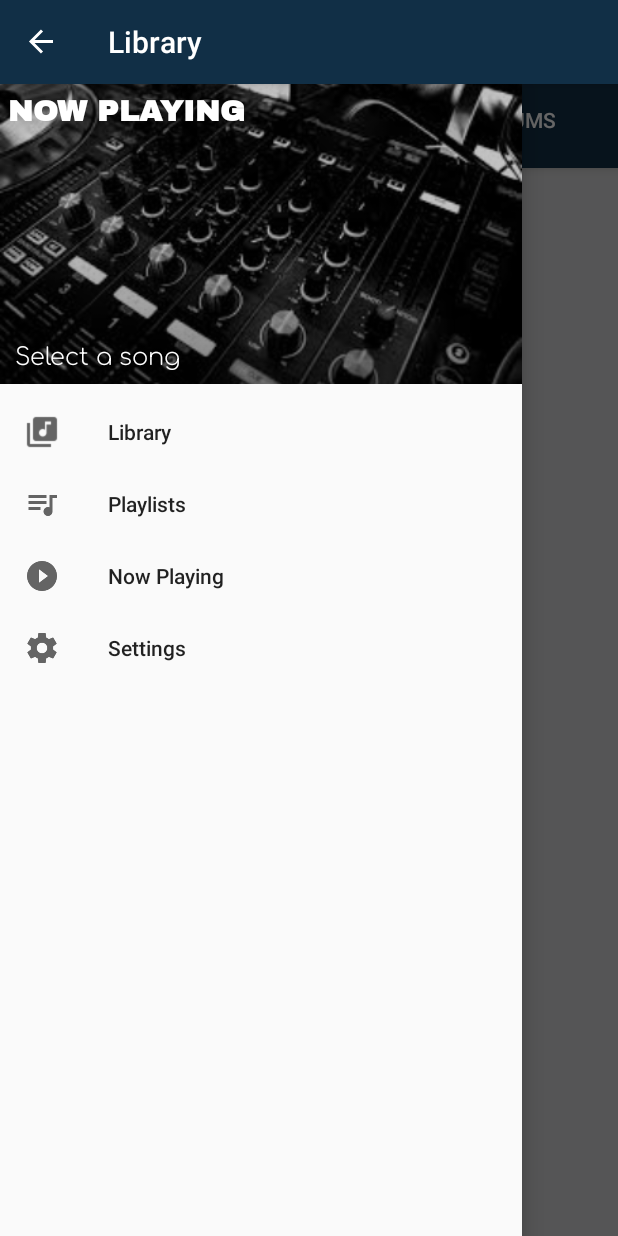
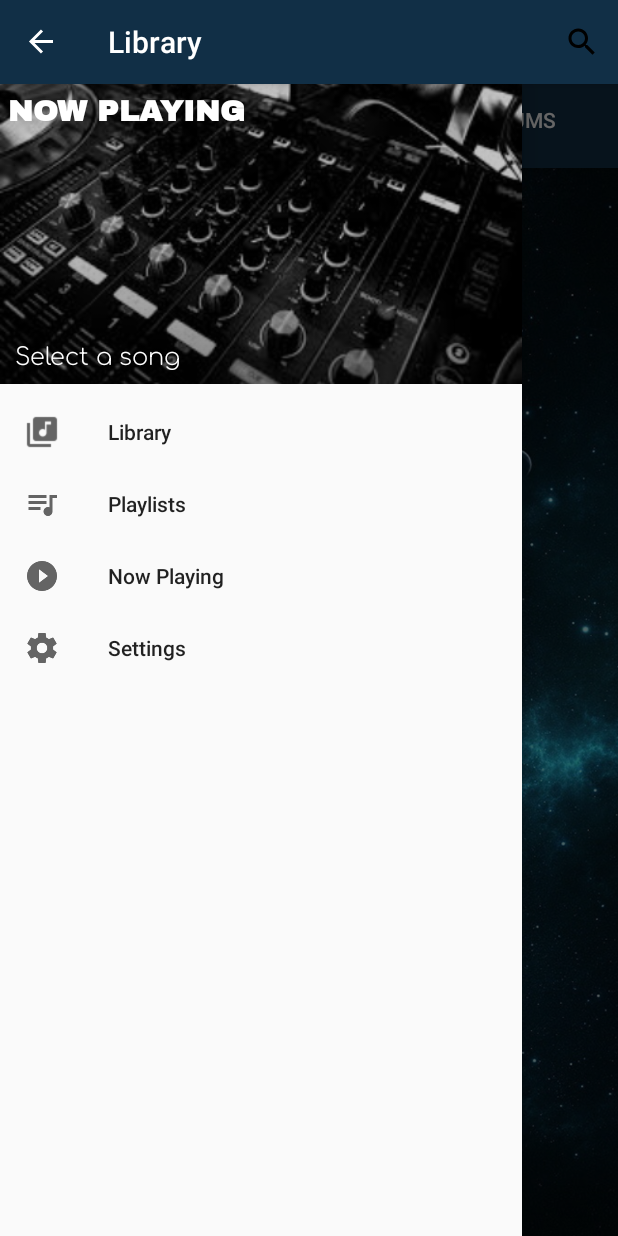
Before and after one commit to HollerAN1/SmartMusicPlayer, an Android app: the SPMainActivity screen opened directly, with no data from a screen before it, with the side drawer open, on a phone screen of 412 x 824 dp. Run offline under Robolectric (Android 15) with nearby library versions, the phone set to English and light mode, and no system bars; our stand-ins replace Picasso, Room's generated code; libraries missing offline, so code that uses them is left out: com.amulyakhare.textdrawable, com.wnafee.vector, jp.wasabeef.recyclerview; Roboto replaces fonts that are not available here; 4 statements that could not run were skipped.

Commit message:
Began adding search functionality. Fixed db and song loading issue

```diff
--- a/app/src/main/java/com/smartmusic/android/smartmusicplayer/SPMainActivity.java
+++ b/app/src/main/java/com/smartmusic/android/smartmusicplayer/SPMainActivity.java
@@ -1,5 +1,7 @@
 package com.smartmusic.android.smartmusicplayer;
 
+import android.app.SearchManager;
+import android.app.SearchableInfo;
 import android.content.ComponentName;
 import android.content.Context;
 import android.content.Intent;
@@ -17,10 +19,13 @@ import android.os.Bundle;
 import android.util.Log;
 import android.view.Gravity;
 import android.view.LayoutInflater;
+import android.view.Menu;
+import android.view.MenuInflater;
 import android.view.MenuItem;
 import android.view.View;
 import android.widget.ImageView;
 import android.widget.LinearLayout;
+import android.widget.SearchView;
 import android.widget.TextView;
 
 import com.smartmusic.android.smartmusicplayer.database.SPRepository;
@@ -98,16 +103,9 @@ public class SPMainActivity
         super.onCreate(savedInstanceState);
         setContentView(R.layout.activity_smmain);
 
+        handleIntent(getIntent());
+
         repository = new SPRepository(this);
-
-//        //Initializes the custom action bar layout
-//        LayoutInflater mInflater = LayoutInflater.from(this);
-//        View mCustomView = mInflater.inflate(R.layout.smart_player_action_bar, null);
-//        getSupportActionBar().setCustomView(mCustomView);
-        getSupportActionBar().setDisplayShowCustomEnabled(true);
-//
-//        TextView tv = mCustomView.findViewById(R.id.title_text);
-//        tv.setText("Library");
 
         getSupportActionBar().setTitle(R.string.LIBRARY);
 
@@ -159,6 +157,7 @@ public class SPMainActivity
             transaction.add(R.id.fragment_container, library, getResources().getString(R.string.LIBRARY_TAG));
             transaction.commit();
         }
+
     }
     /*-------------------------------------- ON CREATE METHOD ENDS -----------------------------------------*/
 
@@ -233,19 +232,24 @@ public class SPMainActivity
     }
 
 
-    //Create 3 dot options menu in corner
-//    @Override
-//    public boolean onCreateOptionsMenu(Menu menu) {
-//        MenuInflater inflater = getMenuInflater();
-//        inflater.inflate(R.menu.navigation_menu, menu);
-//        return true;
-//
-//    }
+    @Override
+    public boolean onCreateOptionsMenu(Menu menu) {
+        MenuInflater inflater = getMenuInflater();
+        inflater.inflate(R.menu.action_menu, menu);
+
+        SearchManager searchManager =
+                (SearchManager) getSystemService(Context.SEARCH_SERVICE);
+        SearchView searchView =
+                (SearchView) menu.findItem(R.id.search).getActionView();
+        searchView.setSearchableInfo(
+                searchManager.getSearchableInfo(getComponentName()));
+
+        return true;
+
+    }
 
     @Override
     public boolean onOptionsItemSelected(MenuItem item) {
-        //Causes 'hamburger' button to open menu
-        //This hook is called whenever an item in your options menu is selected.
         if(mToggle.onOptionsItemSelected(item)){
             return true;
         }
@@ -332,6 +336,19 @@ public class SPMainActivity
     }
 
     @Override
+    protected void onNewIntent(Intent intent) {
+        setIntent(intent);
+        handleIntent(intent);
+    }
+
+    private void handleIntent(Intent intent) {
+        if (Intent.ACTION_SEARCH.equals(intent.getAction())) {
+            String query = intent.getStringExtra(SearchManager.QUERY);
+//            doMySearch(query);
+        }
+    }
+
+    @Override
     public void onSongChangeEvent(SongEvent e) {
 
         Song tmpSong = e.getSource();
--- /dev/null
+++ b/app/src/main/res/drawable/ic_search_black_24dp.xml
@@ -0,0 +1,9 @@
+<vector xmlns:android="http://schemas.android.com/apk/res/android"
+        android:width="24dp"
+        android:height="24dp"
+        android:viewportWidth="24.0"
+        android:viewportHeight="24.0">
+    <path
+        android:fillColor="#FF000000"
+        android:pathData="M15.5,14h-0.79l-0.28,-0.27C15.41,12.59 16,11.11 16,9.5 16,5.91 13.09,3 9.5,3S3,5.91 3,9.5 5.91,16 9.5,16c1.61,0 3.09,-0.59 4.23,-1.57l0.27,0.28v0.79l5,4.99L20.49,19l-4.99,-5zM9.5,14C7.01,14 5,11.99 5,9.5S7.01,5 9.5,5 14,7.01 14,9.5 11.99,14 9.5,14z"/>
+</vector>
--- /dev/null
+++ b/app/src/main/res/menu/action_menu.xml
@@ -0,0 +1,13 @@
+<?xml version="1.0" encoding="utf-8"?>
+<menu xmlns:android="http://schemas.android.com/apk/res/android"
+    xmlns:tools="http://schemas.android.com/tools"
+    xmlns:app="http://schemas.android.com/apk/res-auto"
+    tools:context="com.javarticles.android.SearchableActivity">
+    <item
+        android:id="@+id/search"
+        app:actionViewClass="android.widget.SearchView"
+        android:icon="@drawable/ic_search_black_24dp"
+        android:iconTint="@android:color/white"
+        app:showAsAction="ifRoom|collapseActionView"
+        android:title="@string/search_label"/>
+</menu>
--- a/app/src/main/res/values/strings.xml
+++ b/app/src/main/res/values/strings.xml
@@ -1,6 +1,10 @@
 <resources>
     <string name="app_name">SmartPlayer</string>
     <string name="APP_LOGGER">SmartPlayerLogger</string>
+
+
+    <string name="search_hint">Search here...</string>
+    <string name="search_label">Search</string>
 
 
     <string name="open">Open</string>
--- /dev/null
+++ b/app/src/main/res/xml/searchable.xml
@@ -0,0 +1,5 @@
+<?xml version="1.0" encoding="utf-8"?>
+<searchable xmlns:android="http://schemas.android.com/apk/res/android"
+    android:label="@string/app_name"
+    android:hint="@string/search_hint" >
+</searchable>
```
Also changed, not shown: app/src/main/AndroidManifest.xml (+7 -0 lines), app/src/main/java/com/smartmusic/android/smartmusicplayer/database/SPDatabase.java (+15 -6 lines), app/src/main/res/drawable/galaxy.jpg (added).
